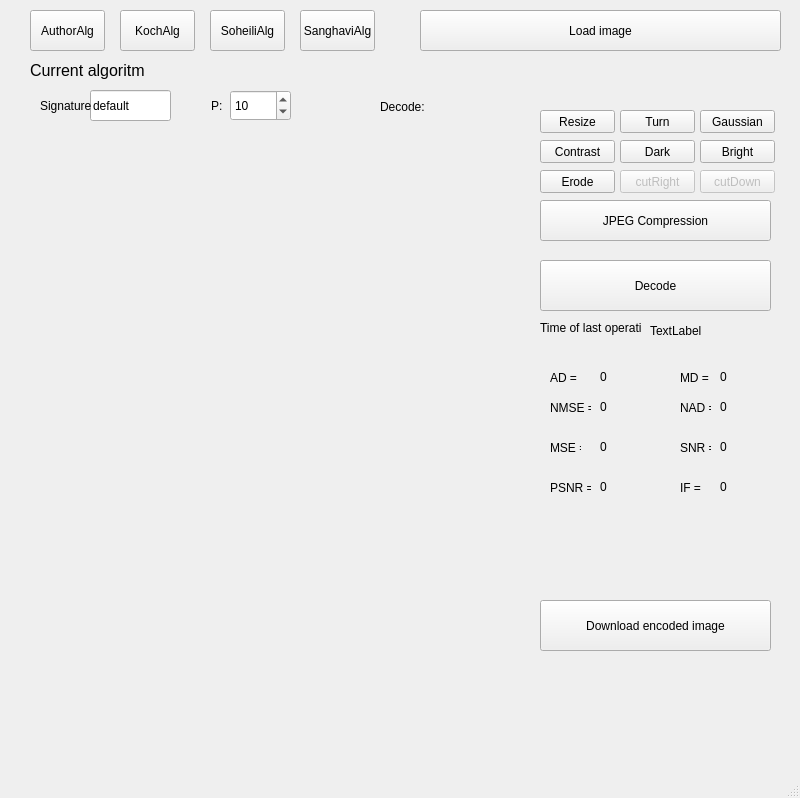
The window that mainwindow.ui (Loksli17/digital-signature-pro-turbo) describes before a commit, drawn with Qt 5.
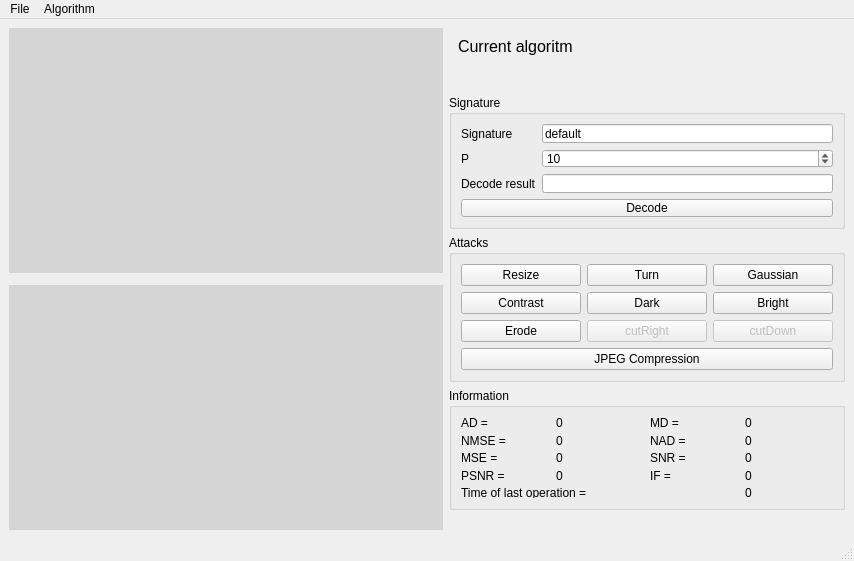
The same window after the commit.

Commit message: interFACE from Grigoriy

```diff
--- a/mainwindow.ui
+++ b/mainwindow.ui
@@ -6,610 +6,449 @@
    <rect>
     <x>0</x>
     <y>0</y>
-    <width>800</width>
-    <height>798</height>
+    <width>854</width>
+    <height>553</height>
    </rect>
   </property>
   <property name="windowTitle">
    <string>MainWindow</string>
   </property>
   <widget class="QWidget" name="centralwidget">
-   <widget class="QPushButton" name="authorAlgorithm">
-    <property name="geometry">
-     <rect>
-      <x>30</x>
-      <y>10</y>
-      <width>75</width>
-      <height>41</height>
-     </rect>
-    </property>
+   <layout class="QGridLayout" name="gridLayout_4">
+    <item row="0" column="0" rowspan="5">
+     <layout class="QVBoxLayout" name="verticalLayout_2">
+      <property name="spacing">
+       <number>12</number>
+      </property>
+      <item>
+       <widget class="QLabel" name="imageWrap">
+        <property name="minimumSize">
+         <size>
+          <width>320</width>
+          <height>240</height>
+         </size>
+        </property>
+        <property name="styleSheet">
+         <string notr="true">background-color: rgb(213, 213, 213);</string>
+        </property>
     <property name="text">
-     <string>AuthorAlg</string>
-    </property>
-   </widget>
-   <widget class="QPushButton" name="soheiliAlgorithm">
-    <property name="geometry">
-     <rect>
-      <x>210</x>
-      <y>10</y>
-      <width>75</width>
-      <height>41</height>
-     </rect>
-    </property>
+         <string/>
+        </property>
+       </widget>
+      </item>
+      <item>
+       <widget class="QLabel" name="ImageProcessedWrap">
+        <property name="minimumSize">
+         <size>
+          <width>320</width>
+          <height>240</height>
+         </size>
+        </property>
+        <property name="styleSheet">
+         <string notr="true">background-color: rgb(213, 213, 213);</string>
+        </property>
     <property name="text">
-     <string>SoheiliAlg</string>
-    </property>
-   </widget>
-   <widget class="QPushButton" name="kochAlgorithm">
-    <property name="geometry">
-     <rect>
-      <x>120</x>
-      <y>10</y>
-      <width>75</width>
-      <height>41</height>
-     </rect>
-    </property>
+         <string/>
+        </property>
+       </widget>
+      </item>
+     </layout>
+    </item>
+    <item row="0" column="1">
+     <widget class="QGroupBox" name="groupBox_4">
+      <property name="maximumSize">
+       <size>
+        <width>396</width>
+        <height>77</height>
+       </size>
+      </property>
+      <property name="styleSheet">
+       <string notr="true">border: none;</string>
+      </property>
+      <property name="title">
+       <string/>
+      </property>
+      <layout class="QVBoxLayout" name="verticalLayout">
+       <item>
+        <widget class="QLabel" name="currentAlgorithm_2">
+         <property name="maximumSize">
+          <size>
+           <width>396</width>
+           <height>16777215</height>
+          </size>
+         </property>
+         <property name="font">
+          <font>
+           <pointsize>12</pointsize>
+          </font>
+         </property>
     <property name="text">
-     <string>KochAlg</string>
-    </property>
-   </widget>
-   <widget class="QPushButton" name="sanghaviAlgorithm">
-    <property name="geometry">
-     <rect>
-      <x>300</x>
-      <y>10</y>
-      <width>75</width>
-      <height>41</height>
-     </rect>
-    </property>
+          <string>Current algoritm</string>
+         </property>
+        </widget>
+       </item>
+       <item>
+        <widget class="QLabel" name="currentAlgorithm">
+         <property name="maximumSize">
+          <size>
+           <width>396</width>
+           <height>16777215</height>
+          </size>
+         </property>
+         <property name="font">
+          <font>
+           <pointsize>12</pointsize>
+          </font>
+         </property>
     <property name="text">
-     <string>SanghaviAlg</string>
-    </property>
-   </widget>
-   <widget class="QPushButton" name="turn">
-    <property name="geometry">
-     <rect>
-      <x>620</x>
-      <y>110</y>
-      <width>75</width>
-      <height>23</height>
-     </rect>
-    </property>
+          <string/>
+         </property>
+        </widget>
+       </item>
+      </layout>
+     </widget>
+    </item>
+    <item row="1" column="1">
+     <widget class="QGroupBox" name="groupBox_3">
+      <property name="maximumSize">
+       <size>
+        <width>396</width>
+        <height>134</height>
+       </size>
+      </property>
+      <property name="title">
+       <string>Signature</string>
+      </property>
+      <layout class="QGridLayout" name="gridLayout_3">
+       <item row="0" column="0">
+        <widget class="QLabel" name="label_11">
     <property name="text">
-     <string>Turn</string>
-    </property>
-   </widget>
+          <string>Signature</string>
+         </property>
+        </widget>
+       </item>
+       <item row="1" column="0">
+        <widget class="QLabel" name="label_13">
+         <property name="text">
+          <string>P</string>
+         </property>
+        </widget>
+       </item>
+       <item row="2" column="0" colspan="2">
+        <widget class="QLabel" name="label_10">
+         <property name="text">
+          <string>Decode result</string>
+         </property>
+        </widget>
+       </item>
+       <item row="2" column="2">
+        <widget class="QLineEdit" name="decodedSignature">
+         <property name="readOnly">
+          <bool>true</bool>
+         </property>
+        </widget>
+       </item>
+       <item row="3" column="0" colspan="3">
+        <widget class="QPushButton" name="decode">
+         <property name="text">
+          <string>Decode</string>
+         </property>
+        </widget>
+       </item>
+       <item row="1" column="2">
+        <widget class="QSpinBox" name="spinBox">
+         <property name="minimum">
+          <number>1</number>
+         </property>
+         <property name="value">
+          <number>10</number>
+         </property>
+        </widget>
+       </item>
+       <item row="0" column="2">
+        <widget class="QLineEdit" name="signature">
+         <property name="text">
+          <string>default</string>
+         </property>
+        </widget>
+       </item>
+      </layout>
+     </widget>
+    </item>
+    <item row="2" column="1">
+     <widget class="QGroupBox" name="groupBox_2">
+      <property name="maximumSize">
+       <size>
+        <width>396</width>
+        <height>187</height>
+       </size>
+      </property>
+      <property name="title">
+       <string>Attacks</string>
+      </property>
+      <layout class="QGridLayout" name="gridLayout_2">
+       <item row="0" column="0">
    <widget class="QPushButton" name="resize">
-    <property name="geometry">
-     <rect>
-      <x>540</x>
-      <y>110</y>
-      <width>75</width>
-      <height>23</height>
-     </rect>
-    </property>
     <property name="text">
      <string>Resize</string>
     </property>
    </widget>
+       </item>
+       <item row="0" column="1">
+        <widget class="QPushButton" name="turn">
+         <property name="text">
+          <string>Turn</string>
+         </property>
+        </widget>
+       </item>
+       <item row="0" column="2">
    <widget class="QPushButton" name="gaussian">
-    <property name="geometry">
-     <rect>
-      <x>700</x>
-      <y>110</y>
-      <width>75</width>
-      <height>23</height>
-     </rect>
-    </property>
     <property name="text">
      <string>Gaussian</string>
     </property>
    </widget>
+       </item>
+       <item row="1" column="0">
    <widget class="QPushButton" name="checkost">
-    <property name="geometry">
-     <rect>
-      <x>540</x>
-      <y>140</y>
-      <width>75</width>
-      <height>23</height>
-     </rect>
-    </property>
     <property name="text">
      <string>Contrast</string>
     </property>
    </widget>
+       </item>
+       <item row="1" column="1">
    <widget class="QPushButton" name="Dark">
-    <property name="geometry">
-     <rect>
-      <x>620</x>
-      <y>140</y>
-      <width>75</width>
-      <height>23</height>
-     </rect>
-    </property>
     <property name="text">
      <string>Dark</string>
     </property>
    </widget>
+       </item>
+       <item row="1" column="2">
    <widget class="QPushButton" name="brightness">
-    <property name="geometry">
-     <rect>
-      <x>700</x>
-      <y>140</y>
-      <width>75</width>
-      <height>23</height>
-     </rect>
-    </property>
     <property name="text">
      <string>Bright</string>
     </property>
    </widget>
+       </item>
+       <item row="2" column="0">
    <widget class="QPushButton" name="erode">
-    <property name="geometry">
-     <rect>
-      <x>540</x>
-      <y>170</y>
-      <width>75</width>
-      <height>23</height>
-     </rect>
-    </property>
     <property name="text">
      <string>Erode</string>
     </property>
    </widget>
+       </item>
+       <item row="2" column="1">
    <widget class="QPushButton" name="cutRight">
     <property name="enabled">
      <bool>false</bool>
     </property>
-    <property name="geometry">
-     <rect>
-      <x>620</x>
-      <y>170</y>
-      <width>75</width>
-      <height>23</height>
-     </rect>
-    </property>
     <property name="text">
      <string>cutRight</string>
     </property>
    </widget>
+       </item>
+       <item row="2" column="2">
    <widget class="QPushButton" name="cutDown">
     <property name="enabled">
      <bool>false</bool>
     </property>
-    <property name="geometry">
-     <rect>
-      <x>700</x>
-      <y>170</y>
-      <width>75</width>
-      <height>23</height>
-     </rect>
-    </property>
     <property name="text">
      <string>cutDown</string>
     </property>
    </widget>
+       </item>
+       <item row="3" column="0" colspan="3">
    <widget class="QPushButton" name="jpegCompression">
-    <property name="geometry">
-     <rect>
-      <x>540</x>
-      <y>200</y>
-      <width>231</width>
-      <height>41</height>
-     </rect>
-    </property>
     <property name="text">
      <string>JPEG Compression</string>
     </property>
    </widget>
-   <widget class="QLabel" name="imageWrap">
-    <property name="geometry">
-     <rect>
-      <x>20</x>
-      <y>140</y>
-      <width>491</width>
-      <height>301</height>
-     </rect>
-    </property>
-    <property name="text">
-     <string/>
-    </property>
-   </widget>
-   <widget class="QPushButton" name="loadImage">
-    <property name="geometry">
-     <rect>
-      <x>420</x>
-      <y>10</y>
-      <width>361</width>
-      <height>41</height>
-     </rect>
-    </property>
-    <property name="text">
-     <string>Load image</string>
-    </property>
-   </widget>
-   <widget class="QLabel" name="ad">
-    <property name="geometry">
-     <rect>
-      <x>600</x>
-      <y>370</y>
-      <width>47</width>
-      <height>13</height>
-     </rect>
-    </property>
-    <property name="text">
-     <string>0</string>
-    </property>
-   </widget>
-   <widget class="QLabel" name="nad">
-    <property name="geometry">
-     <rect>
-      <x>720</x>
-      <y>400</y>
-      <width>47</width>
-      <height>13</height>
-     </rect>
-    </property>
-    <property name="text">
-     <string>0</string>
-    </property>
-   </widget>
-   <widget class="QLabel" name="md">
-    <property name="geometry">
-     <rect>
-      <x>720</x>
-      <y>370</y>
-      <width>47</width>
-      <height>13</height>
-     </rect>
-    </property>
-    <property name="text">
-     <string>0</string>
-    </property>
-   </widget>
-   <widget class="QLabel" name="mse">
-    <property name="geometry">
-     <rect>
-      <x>600</x>
-      <y>440</y>
-      <width>47</width>
-      <height>13</height>
-     </rect>
-    </property>
-    <property name="text">
-     <string>0</string>
-    </property>
-   </widget>
-   <widget class="QLabel" name="nmse">
-    <property name="geometry">
-     <rect>
-      <x>600</x>
-      <y>400</y>
-      <width>47</width>
-      <height>13</height>
-     </rect>
-    </property>
-    <property name="text">
-     <string>0</string>
-    </property>
-   </widget>
-   <widget class="QLabel" name="snr">
-    <property name="geometry">
-     <rect>
-      <x>720</x>
-      <y>440</y>
-      <width>47</width>
-      <height>13</height>
-     </rect>
-    </property>
-    <property name="text">
-     <string>0</string>
-    </property>
-   </widget>
-   <widget class="QLabel" name="psnr">
-    <property name="geometry">
-     <rect>
-      <x>600</x>
-      <y>480</y>
-      <width>47</width>
-      <height>13</height>
-     </rect>
-    </property>
-    <property name="text">
-     <string>0</string>
-    </property>
-   </widget>
-   <widget class="QLineEdit" name="signature">
-    <property name="geometry">
-     <rect>
-      <x>90</x>
-      <y>90</y>
-      <width>81</width>
-      <height>31</height>
-     </rect>
-    </property>
-    <property name="text">
-     <string>default</string>
-    </property>
-   </widget>
-   <widget class="QLabel" name="IF">
-    <property name="geometry">
-     <rect>
-      <x>720</x>
-      <y>480</y>
-      <width>47</width>
-      <height>13</height>
-     </rect>
-    </property>
-    <property name="text">
-     <string>0</string>
-    </property>
-   </widget>
-   <widget class="QLabel" name="label">
-    <property name="geometry">
-     <rect>
-      <x>540</x>
-      <y>320</y>
-      <width>101</width>
-      <height>16</height>
-     </rect>
-    </property>
-    <property name="text">
-     <string>Time of last operation</string>
-    </property>
-   </widget>
-   <widget class="QLabel" name="currentAlgorithm">
-    <property name="geometry">
-     <rect>
-      <x>30</x>
-      <y>60</y>
-      <width>121</width>
-      <height>21</height>
-     </rect>
-    </property>
-    <property name="font">
-     <font>
-      <pointsize>12</pointsize>
-     </font>
-    </property>
-    <property name="text">
-     <string>Current algoritm</string>
-    </property>
-   </widget>
-   <widget class="QLabel" name="ImageProcessedWrap">
-    <property name="geometry">
-     <rect>
-      <x>20</x>
-      <y>460</y>
-      <width>491</width>
-      <height>291</height>
-     </rect>
-    </property>
-    <property name="text">
-     <string/>
-    </property>
-   </widget>
-   <widget class="QLabel" name="decodedSignature">
-    <property name="geometry">
-     <rect>
-      <x>430</x>
-      <y>90</y>
-      <width>91</width>
-      <height>31</height>
-     </rect>
-    </property>
-    <property name="text">
-     <string/>
-    </property>
-   </widget>
-   <widget class="QLabel" name="duration">
-    <property name="geometry">
-     <rect>
-      <x>650</x>
-      <y>320</y>
-      <width>51</width>
-      <height>21</height>
-     </rect>
-    </property>
-    <property name="text">
-     <string>TextLabel</string>
-    </property>
-   </widget>
-   <widget class="QPushButton" name="decode">
-    <property name="geometry">
-     <rect>
-      <x>540</x>
-      <y>260</y>
-      <width>231</width>
-      <height>51</height>
-     </rect>
-    </property>
-    <property name="text">
-     <string>Decode</string>
-    </property>
-   </widget>
-   <widget class="QPushButton" name="pushButton">
-    <property name="geometry">
-     <rect>
-      <x>540</x>
-      <y>600</y>
-      <width>231</width>
-      <height>51</height>
-     </rect>
-    </property>
-    <property name="text">
-     <string>Download encoded image</string>
-    </property>
-   </widget>
+       </item>
+      </layout>
+     </widget>
+    </item>
+    <item row="3" column="1">
+     <widget class="QGroupBox" name="groupBox">
+      <property name="maximumSize">
+       <size>
+        <width>396</width>
+        <height>122</height>
+       </size>
+      </property>
+      <property name="title">
+       <string>Information</string>
+      </property>
+      <layout class="QGridLayout" name="gridLayout">
+       <item row="0" column="0">
    <widget class="QLabel" name="label_2">
-    <property name="geometry">
-     <rect>
-      <x>550</x>
-      <y>370</y>
-      <width>31</width>
-      <height>16</height>
-     </rect>
-    </property>
     <property name="text">
      <string>AD = </string>
     </property>
    </widget>
-   <widget class="QLabel" name="label_3">
-    <property name="geometry">
-     <rect>
-      <x>550</x>
-      <y>400</y>
-      <width>41</width>
-      <height>16</height>
-     </rect>
-    </property>
+       </item>
+       <item row="0" column="1">
+        <widget class="QLabel" name="ad">
     <property name="text">
-     <string>NMSE = </string>
-    </property>
-   </widget>
-   <widget class="QLabel" name="label_4">
-    <property name="geometry">
-     <rect>
-      <x>550</x>
-      <y>440</y>
-      <width>31</width>
-      <height>16</height>
-     </rect>
-    </property>
-    <property name="text">
-     <string>MSE = </string>
-    </property>
-   </widget>
-   <widget class="QLabel" name="label_5">
-    <property name="geometry">
-     <rect>
-      <x>550</x>
-      <y>480</y>
-      <width>41</width>
-      <height>16</height>
-     </rect>
-    </property>
-    <property name="text">
-     <string>PSNR = </string>
-    </property>
-   </widget>
+          <string>0</string>
+         </property>
+        </widget>
+       </item>
+       <item row="0" column="2">
    <widget class="QLabel" name="label_6">
-    <property name="geometry">
-     <rect>
-      <x>680</x>
-      <y>370</y>
-      <width>31</width>
-      <height>16</height>
-     </rect>
-    </property>
     <property name="text">
      <string>MD = </string>
     </property>
    </widget>
+       </item>
+       <item row="0" column="3">
+        <widget class="QLabel" name="md">
+         <property name="text">
+          <string>0</string>
+         </property>
+        </widget>
+       </item>
+       <item row="1" column="0">
+        <widget class="QLabel" name="label_3">
+         <property name="text">
+          <string>NMSE = </string>
+         </property>
+        </widget>
+       </item>
+       <item row="1" column="1">
+        <widget class="QLabel" name="nmse">
+         <property name="text">
+          <string>0</string>
+         </property>
+        </widget>
+       </item>
+       <item row="1" column="2">
    <widget class="QLabel" name="label_7">
-    <property name="geometry">
-     <rect>
-      <x>680</x>
-      <y>400</y>
-      <width>31</width>
-      <height>16</height>
-     </rect>
-    </property>
     <property name="text">
      <string>NAD = </string>
     </property>
    </widget>
+       </item>
+       <item row="1" column="3">
+        <widget class="QLabel" name="nad">
+         <property name="text">
+          <string>0</string>
+         </property>
+        </widget>
+       </item>
+       <item row="2" column="0">
+        <widget class="QLabel" name="label_4">
+         <property name="text">
+          <string>MSE = </string>
+         </property>
+        </widget>
+       </item>
+       <item row="2" column="1">
+        <widget class="QLabel" name="mse">
+         <property name="text">
+          <string>0</string>
+         </property>
+        </widget>
+       </item>
+       <item row="2" column="2">
    <widget class="QLabel" name="label_8">
-    <property name="geometry">
-     <rect>
-      <x>680</x>
-      <y>440</y>
-      <width>31</width>
-      <height>16</height>
-     </rect>
-    </property>
     <property name="text">
      <string>SNR = </string>
     </property>
    </widget>
+       </item>
+       <item row="2" column="3">
+        <widget class="QLabel" name="snr">
+         <property name="text">
+          <string>0</string>
+         </property>
+        </widget>
+       </item>
+       <item row="3" column="0">
+        <widget class="QLabel" name="label_5">
+         <property name="text">
+          <string>PSNR = </string>
+         </property>
+        </widget>
+       </item>
+       <item row="3" column="1">
+        <widget class="QLabel" name="psnr">
+         <property name="text">
+          <string>0</string>
+         </property>
+        </widget>
+       </item>
+       <item row="3" column="2">
    <widget class="QLabel" name="label_9">
-    <property name="geometry">
-     <rect>
-      <x>680</x>
-      <y>480</y>
-      <width>31</width>
-      <height>16</height>
-     </rect>
-    </property>
     <property name="text">
      <string>IF = </string>
     </property>
    </widget>
-   <widget class="QLabel" name="label_10">
-    <property name="geometry">
-     <rect>
-      <x>380</x>
-      <y>100</y>
-      <width>47</width>
-      <height>13</height>
-     </rect>
-    </property>
+       </item>
+       <item row="3" column="3">
+        <widget class="QLabel" name="IF">
     <property name="text">
-     <string>Decode:</string>
-    </property>
-   </widget>
-   <widget class="QLabel" name="label_11">
-    <property name="geometry">
-     <rect>
-      <x>40</x>
-      <y>90</y>
-      <width>51</width>
-      <height>31</height>
-     </rect>
-    </property>
+          <string>0</string>
+         </property>
+        </widget>
+       </item>
+       <item row="4" column="0" colspan="2">
+        <widget class="QLabel" name="label">
     <property name="text">
-     <string>Signature:</string>
-    </property>
-   </widget>
-   <widget class="QLabel" name="label_13">
-    <property name="geometry">
-     <rect>
-      <x>211</x>
-      <y>90</y>
-      <width>20</width>
-      <height>31</height>
-     </rect>
-    </property>
+          <string>Time of last operation =</string>
+         </property>
+         <property name="alignment">
+          <set>Qt::AlignLeading|Qt::AlignLeft|Qt::AlignVCenter</set>
+         </property>
+        </widget>
+       </item>
+       <item row="4" column="3">
+        <widget class="QLabel" name="duration">
     <property name="text">
-     <string>P:</string>
-    </property>
-   </widget>
-   <widget class="QSpinBox" name="spinBox">
-    <property name="geometry">
-     <rect>
-      <x>230</x>
-      <y>90</y>
-      <width>61</width>
-      <height>31</height>
-     </rect>
-    </property>
-    <property name="minimum">
-     <number>1</number>
-    </property>
-    <property name="value">
-     <number>10</number>
-    </property>
-   </widget>
+          <string>0</string>
+         </property>
+        </widget>
+       </item>
+      </layout>
+     </widget>
+    </item>
+    <item row="4" column="1">
+     <widget class="QGroupBox" name="groupBox_5">
+      <property name="styleSheet">
+       <string notr="true">border: none;</string>
+      </property>
+      <property name="title">
+       <string/>
+      </property>
+     </widget>
+    </item>
+   </layout>
   </widget>
   <widget class="QMenuBar" name="menubar">
    <property name="geometry">
     <rect>
      <x>0</x>
      <y>0</y>
-     <width>800</width>
+     <width>854</width>
      <height>21</height>
     </rect>
    </property>
+   <widget class="QMenu" name="menuAlgorithm">
+    <property name="title">
+     <string>Algorithm</string>
+    </property>
+    <addaction name="actionAuthor"/>
+    <addaction name="actionKoch"/>
+    <addaction name="actionSoheili"/>
+    <addaction name="actionSanghavi"/>
+   </widget>
+   <widget class="QMenu" name="menuFile">
+    <property name="title">
+     <string>File</string>
+    </property>
+    <addaction name="actionLoad_image"/>
+    <addaction name="actionDownload_encoded_image"/>
+   </widget>
+   <addaction name="menuFile"/>
+   <addaction name="menuAlgorithm"/>
   </widget>
   <widget class="QStatusBar" name="statusbar"/>
  </widget>
```
Left out of the diff: 44 changed lines with no effect on the pictures. Lines whose indentation alone changed are shown as unchanged. The commit also changes 3 other files.
